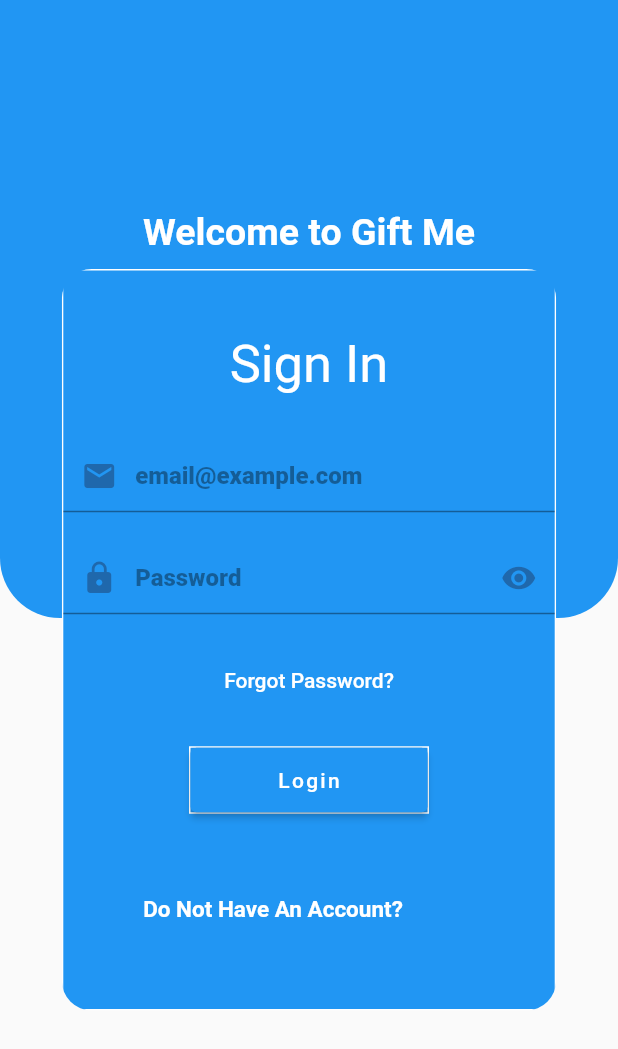
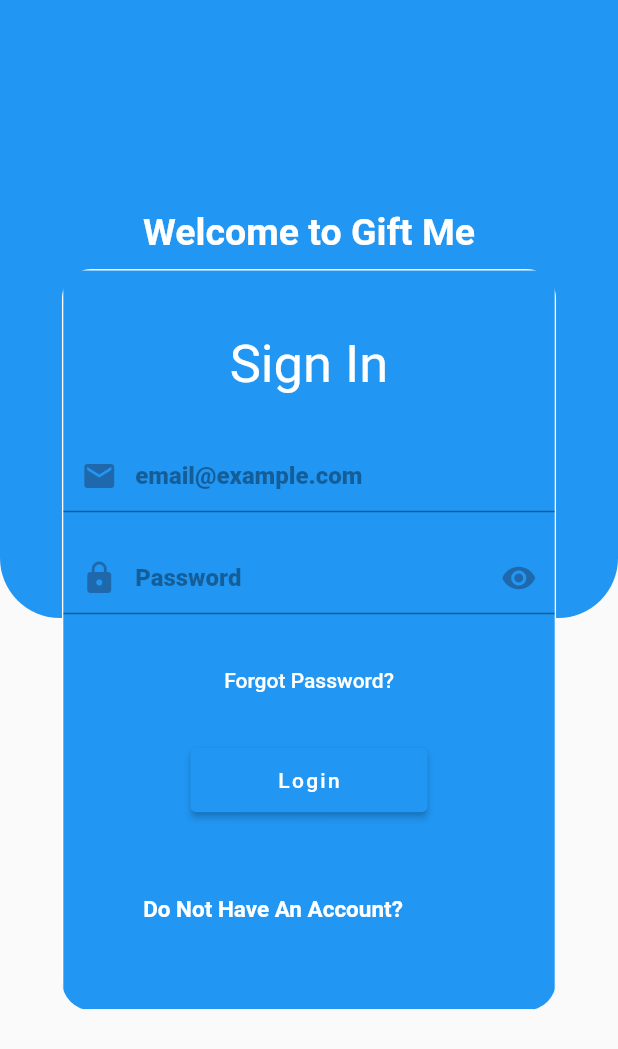
Before and after one commit to Kongisa/gift_me_application, a Flutter app: the screen it shows after launch, on a phone screen of 412 x 824 dp. Shown: the top 1049 px of the screen. Run offline on Flutter 3.47's test engine with Material 2 defaults, Android fonts, the phone set to English and light mode, and no system bars; our stand-ins replace firebase_auth, firebase_core, fluttertoast; accounts and stored records are empty.

Commit message:
added comments to the login dart file

```diff
--- a/lib/pages/login.dart
+++ b/lib/pages/login.dart
@@ -196,7 +196,8 @@ class _LoginState extends State<Login> {
         Container(
             decoration: BoxDecoration(
               border: Border.all(
-                color: Colors.white,
+                //importing the white boxDecoration colour
+                color: AppColors.boxDecorationWhite,
               ),
               borderRadius: BorderRadius.circular(0.05),
             ),
```
